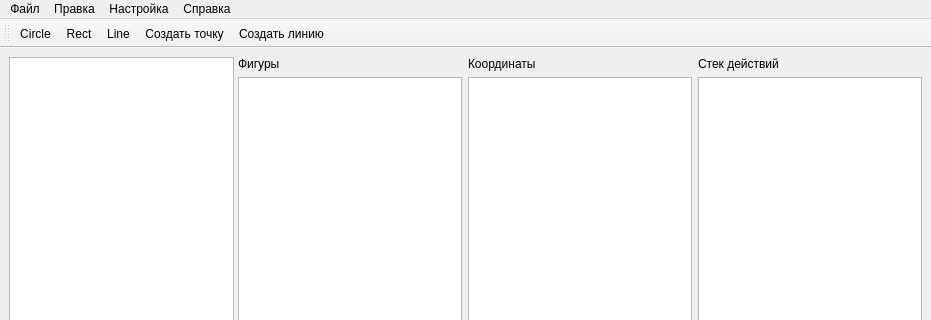
Before: the Qt Designer form src/qlabelme/widgets/main_window.ui in mariekarelina/QLabelMe, drawn with Qt 5; both pictures show x 0 to 931 and y 0 to 320 of the 931 by 677 pixel window.
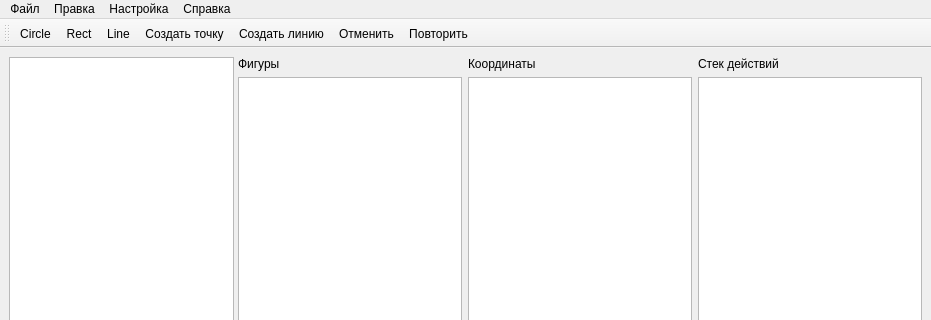
After: the same form once the commit is applied. Icons and pictures are not drawn. Custom widgets are drawn as their Qt base class.

Patch:
```diff
--- a/src/qlabelme/widgets/main_window.ui
+++ b/src/qlabelme/widgets/main_window.ui
@@ -235,6 +235,8 @@
    <addaction name="actPolyline"/>
    <addaction name="actPoint"/>
    <addaction name="actLine"/>
+   <addaction name="actUndo"/>
+   <addaction name="actRedo"/>
   </widget>
   <action name="actOpen">
    <property name="text">
@@ -505,6 +507,22 @@
     <string>L</string>
    </property>
   </action>
+  <action name="actUndo">
+   <property name="text">
+    <string>Отменить</string>
+   </property>
+   <property name="shortcut">
+    <string>Ctrl+Z</string>
+   </property>
+  </action>
+  <action name="actRedo">
+   <property name="text">
+    <string>Повторить</string>
+   </property>
+   <property name="shortcut">
+    <string>, Ctrl+Shift+Z</string>
+   </property>
+  </action>
  </widget>
  <customwidgets>
   <customwidget>
```
Left out of the diff: 1 changed line with no effect on the pictures.
